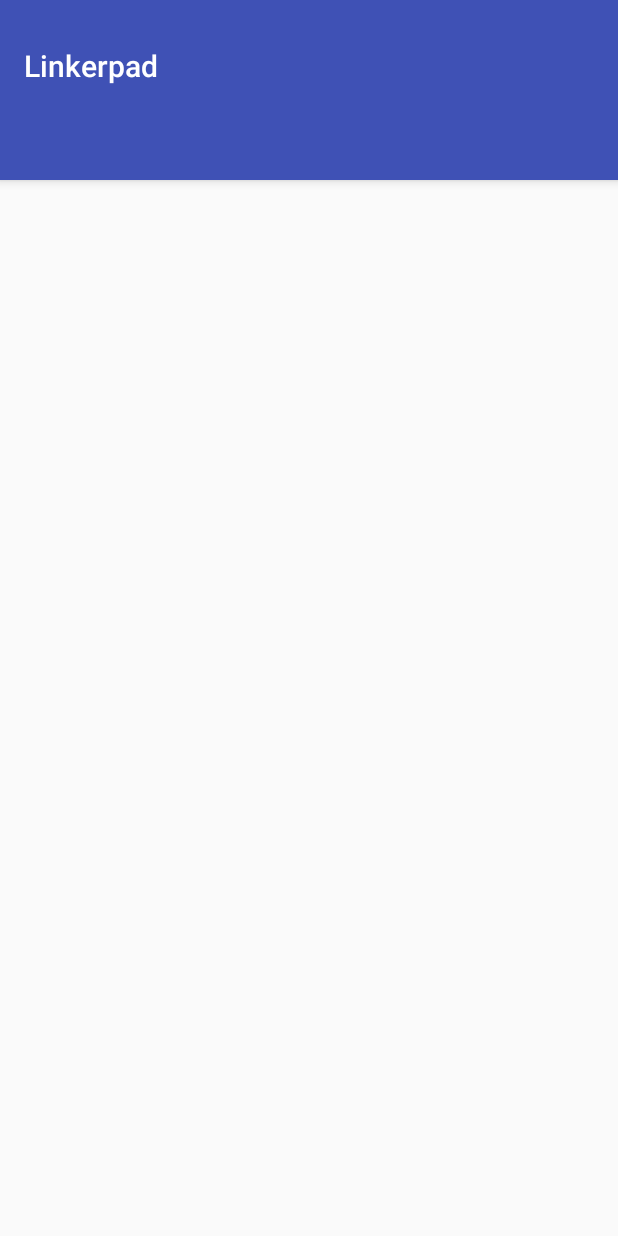
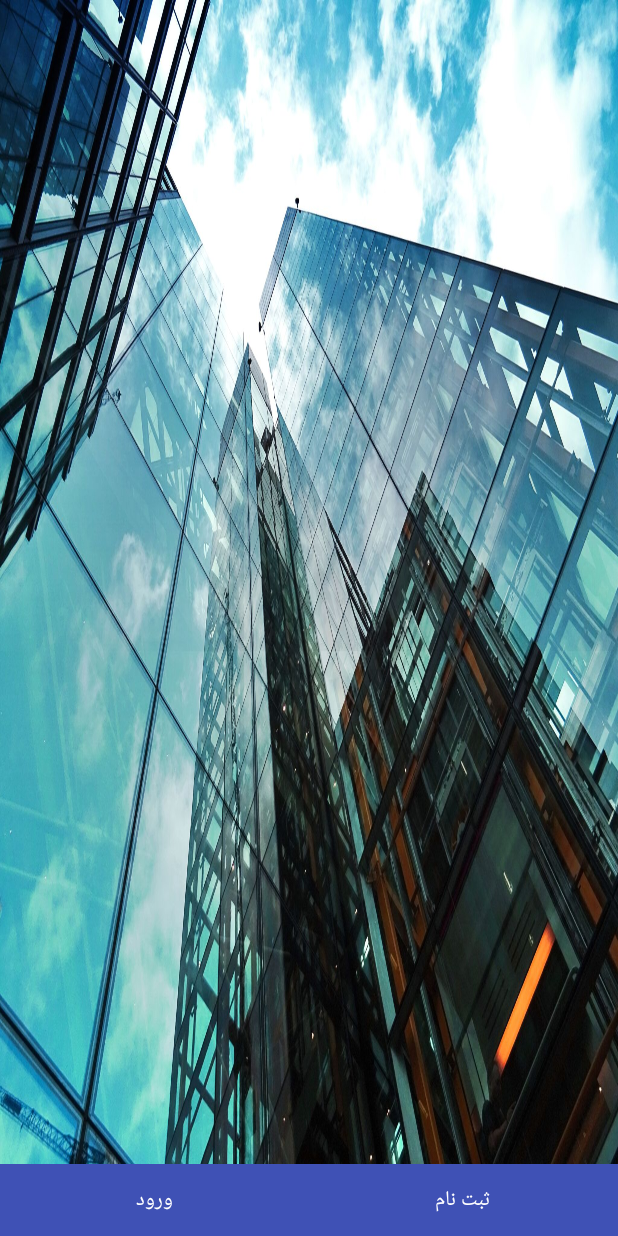
Before and after one commit to LinkerpadStartup/Linkerpad-phase0-, an Android app: the layout activity_main.xml on its own in the app's theme, with its tools: preview values and no code run, on a phone screen of 412 x 824 dp. Run offline under Robolectric (Android 15) with nearby library versions, the light colour scheme and no system bars.

Commit message:
transfer activity and add animations

```diff
--- /dev/null
+++ b/app/src/main/res/anim/faidin.xml
@@ -0,0 +1,6 @@
+<set xmlns:android="http://schemas.android.com/apk/res/android">
+    <translate
+        android:fromYDelta="92%p"
+        android:toYDelta="0"
+        android:duration="1000"/>
+</set>
--- a/app/src/main/res/layout/activity_main.xml
+++ b/app/src/main/res/layout/activity_main.xml
@@ -1,46 +1,42 @@
 <?xml version="1.0" encoding="utf-8"?>
-<LinearLayout xmlns:android="http://schemas.android.com/apk/res/android"
+<RelativeLayout xmlns:android="http://schemas.android.com/apk/res/android"
     xmlns:app="http://schemas.android.com/apk/res-auto"
     xmlns:tools="http://schemas.android.com/tools"
     android:layout_width="match_parent"
     android:layout_height="match_parent"
     android:orientation="vertical"
+    android:background="@drawable/back"
     tools:context="com.linkerpad.linkerpad.MainActivity">
 
-
-    <android.support.design.widget.AppBarLayout
-        android:id="@+id/appbar"
+    <LinearLayout
         android:layout_width="match_parent"
         android:layout_height="wrap_content"
-        android:paddingTop="16dp"
-        android:theme="@style/AppTheme.AppBarOverlay">
-
-        <android.support.v7.widget.Toolbar
-            android:id="@+id/toolbar"
-            android:layout_width="match_parent"
-            android:layout_height="?attr/actionBarSize"
+        android:layout_alignParentBottom="true"
+        android:orientation="horizontal">
+        <Button
+            android:id="@+id/loginBtn"
+            android:layout_width="0dp"
+            android:layout_height="wrap_content"
             android:layout_weight="1"
-            android:background="?attr/colorPrimary"
-            app:layout_scrollFlags="scroll|enterAlways"
-            app:popupTheme="@style/AppTheme.PopupOverlay"
-            app:title="@string/app_name">
-
-        </android.support.v7.widget.Toolbar>
-
-        <android.support.design.widget.TabLayout
-            android:id="@+id/tabs"
-            android:layout_width="match_parent"
-            android:layout_height="wrap_content">
+            android:background="@color/colorPrimary"
+            android:clickable="true"
+            android:foreground="?android:attr/selectableItemBackground"
+            android:text="ورود"
+            android:textColor="#fff" />
+        <Button
+            android:id="@+id/registerBtn"
+            android:layout_width="0dp"
+            android:layout_height="wrap_content"
+            android:layout_weight="1"
+            android:background="@color/colorPrimary"
+            android:clickable="true"
+            android:foreground="?android:attr/selectableItemBackground"
+            android:text="ثبت نام"
+            android:textColor="#fff" />
 
 
-        </android.support.design.widget.TabLayout>
-    </android.support.design.widget.AppBarLayout>
 
-    <android.support.v4.view.ViewPager
-        android:id="@+id/container"
-        android:layout_width="match_parent"
-        android:layout_height="match_parent"
-        app:layout_behavior="@string/appbar_scrolling_view_behavior" />
+    </LinearLayout>
 
 
-</LinearLayout>
+</RelativeLayout>
--- a/app/src/main/res/values/styles.xml
+++ b/app/src/main/res/values/styles.xml
@@ -4,7 +4,7 @@
     <style name="AppTheme" parent="Theme.AppCompat.Light.DarkActionBar">
         <!-- Customize your theme here. -->
         <item name="colorPrimary">@color/colorPrimary</item>
-        <item name="colorPrimaryDark">@color/colorPrimaryDark</item>
+        <item name="colorPrimaryDark">@android:color/transparent</item>
         <item name="colorAccent">@color/colorAccent</item>
     </style>
 
```
Also changed, not shown: app/src/main/AndroidManifest.xml (+5 -2 lines), app/src/main/java/com/linkerpad/linkerpad/LoginRegisterFragments/RegisterFragment.kt (+9 -2 lines), app/src/main/java/com/linkerpad/linkerpad/MainActivity.kt (+21 -18 lines), app/src/main/java/com/linkerpad/linkerpad/RegLoginHolder.kt (added, +29 -0 lines), app/src/main/res/anim/faidout.xml (added, +16 -0 lines), app/src/main/res/layout/login_fragment_layout.xml (+11 -10 lines), app/src/main/res/layout/reg_login_holder_layout.xml (added, +57 -0 lines), app/src/main/res/layout/register_fragment_layout.xml (+105 -7 lines), app/src/main/res/drawable/back.jpeg (added), app/src/main/res/drawable/back2.jpg (added), 5 other files.
